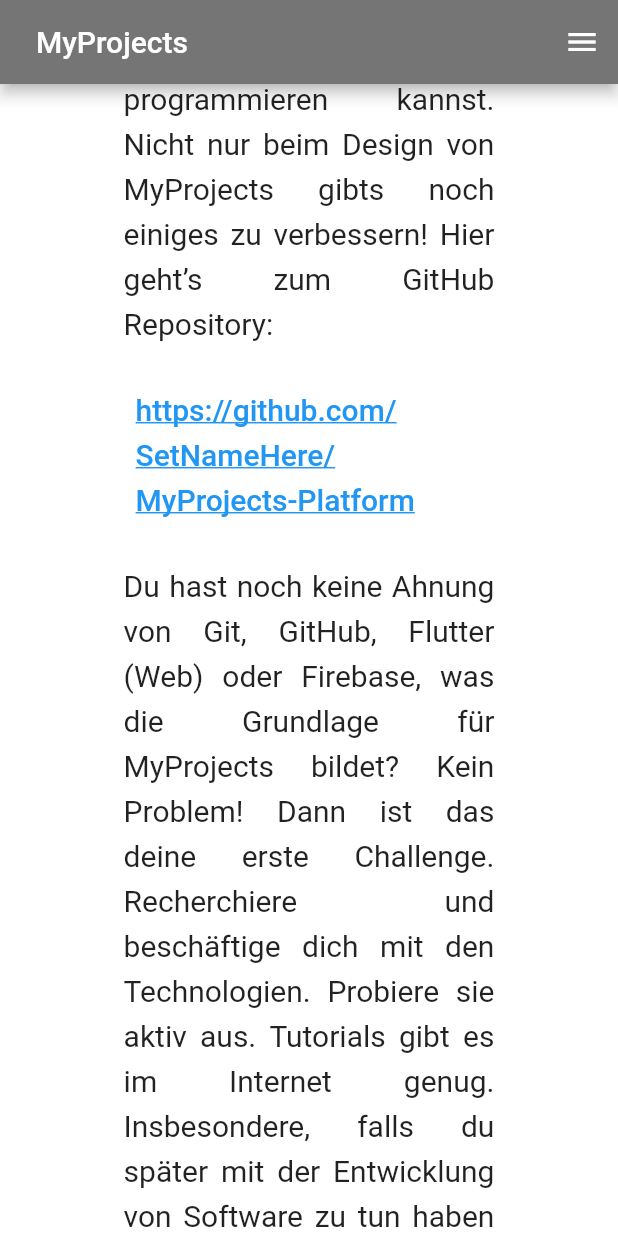
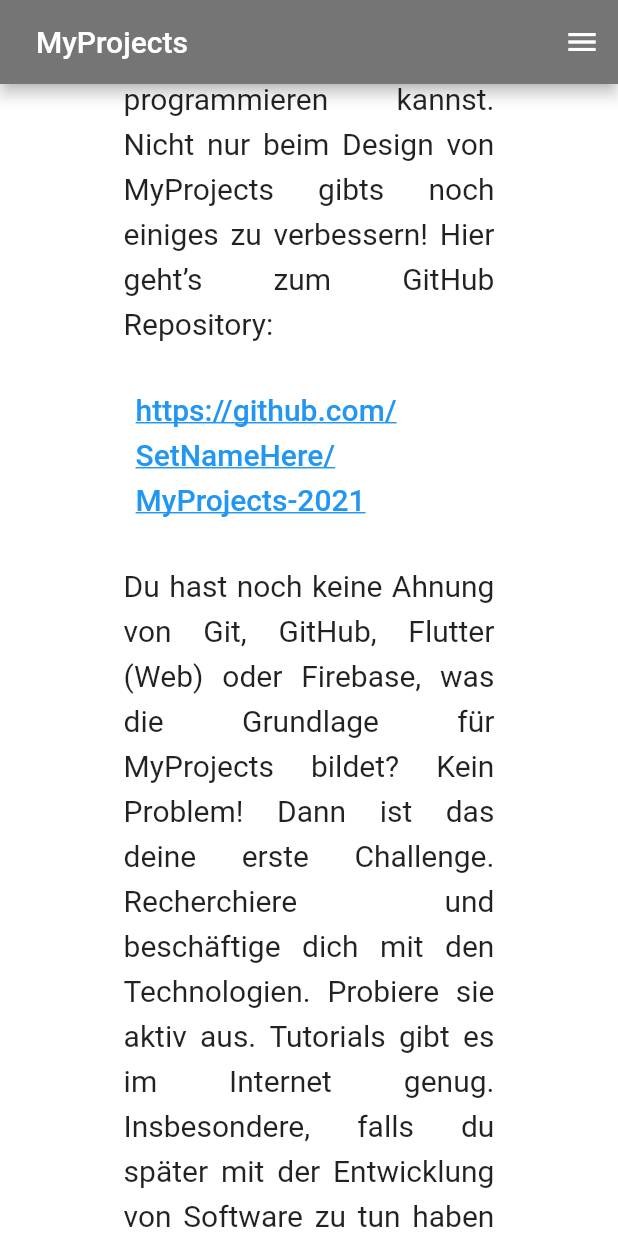
Before and after one commit to SetNameHere/MyProjects-2021, a Flutter app: the screen it shows after launch, scrolled down 2880 dp, on a phone screen of 412 x 824 dp. Run offline on Flutter 3.47's test engine with Material 2 defaults, Android fonts, the phone set to English and light mode, and no system bars; our stand-ins replace cloud_firestore, firebase_core; accounts and stored records are empty.

Commit message:
Changed again name of repo + firebase hosting

```diff
--- a/myprojects/lib/screens/ChallengesOverview.dart
+++ b/myprojects/lib/screens/ChallengesOverview.dart
@@ -89,7 +89,7 @@ class Learnpaths extends StatelessWidget {
                       TextButton(
                           //link to github repository
                           child: Text(
-                            'https://github.com/SetNameHere/MyProjects-Platform',
+                            'https://github.com/SetNameHere/MyProjects-2021',
                             style: TextStyle(
                               fontSize: 20,
                               height: 1.5,
@@ -98,7 +98,7 @@ class Learnpaths extends StatelessWidget {
                             ),
                           ),
                           onPressed: () => launch(
-                              'https://github.com/SetNameHere/MyProjects-Platform')),
+                              'https://github.com/SetNameHere/MyProjects-2021')),
                       SizedBox(height: height * 0.03),
                       Text(
                         'Themenfelder',
--- a/myprojects/lib/screens/Construction.dart
+++ b/myprojects/lib/screens/Construction.dart
@@ -45,7 +45,7 @@ class Construction extends StatelessWidget {
               Text('Hilf mit unter:', style: TextStyle(fontSize: 20)),
               TextButton(
                   child: Text(
-                    'https://github.com/SetNameHere/MyProjects-Platform',
+                    'https://github.com/SetNameHere/MyProjects-2021',
                     style: TextStyle(
                       fontSize: 20,
                       height: 1.5,
@@ -54,7 +54,7 @@ class Construction extends StatelessWidget {
                     ),
                   ),
                   onPressed: () => launch(
-                      'https://github.com/SetNameHere/MyProjects-Platform')),
+                      'https://github.com/SetNameHere/MyProjects-2021')),
               SizedBox(height: height * 0.05),
               Impressum()
             ],
--- a/myprojects/lib/screens/HomePage.dart
+++ b/myprojects/lib/screens/HomePage.dart
@@ -172,7 +172,7 @@ class HomePage extends StatelessWidget {
                       TextButton(
                           //link to github repository
                           child: Text(
-                            'https://github.com/SetNameHere/MyProjects-Platform',
+                            'https://github.com/SetNameHere/MyProjects-2021',
                             style: TextStyle(
                               fontSize: 20,
                               height: 1.5,
@@ -181,7 +181,7 @@ class HomePage extends StatelessWidget {
                             ),
                           ),
                           onPressed: () => launch(
-                              'https://github.com/SetNameHere/MyProjects-Platform')),
+                              'https://github.com/SetNameHere/MyProjects-2021')),
                       SizedBox(height: height * 0.025),
                       Text(
                         'Du hast noch keine Ahnung von Git, GitHub, Flutter (Web) oder Firebase, was die Grundlage für MyProjects bildet? Kein Problem! Dann ist das deine erste Challenge. Recherchiere und beschäftige dich mit den  Technologien. Probiere sie aktiv aus. Tutorials gibt es im Internet genug. Insbesondere, falls du später mit der Entwicklung von Software zu tun haben willst, wird sich der Aufwand für dich sicher lohnen!',
```
Also changed, not shown: myprojects/firebase.json (added), 2 other files.
